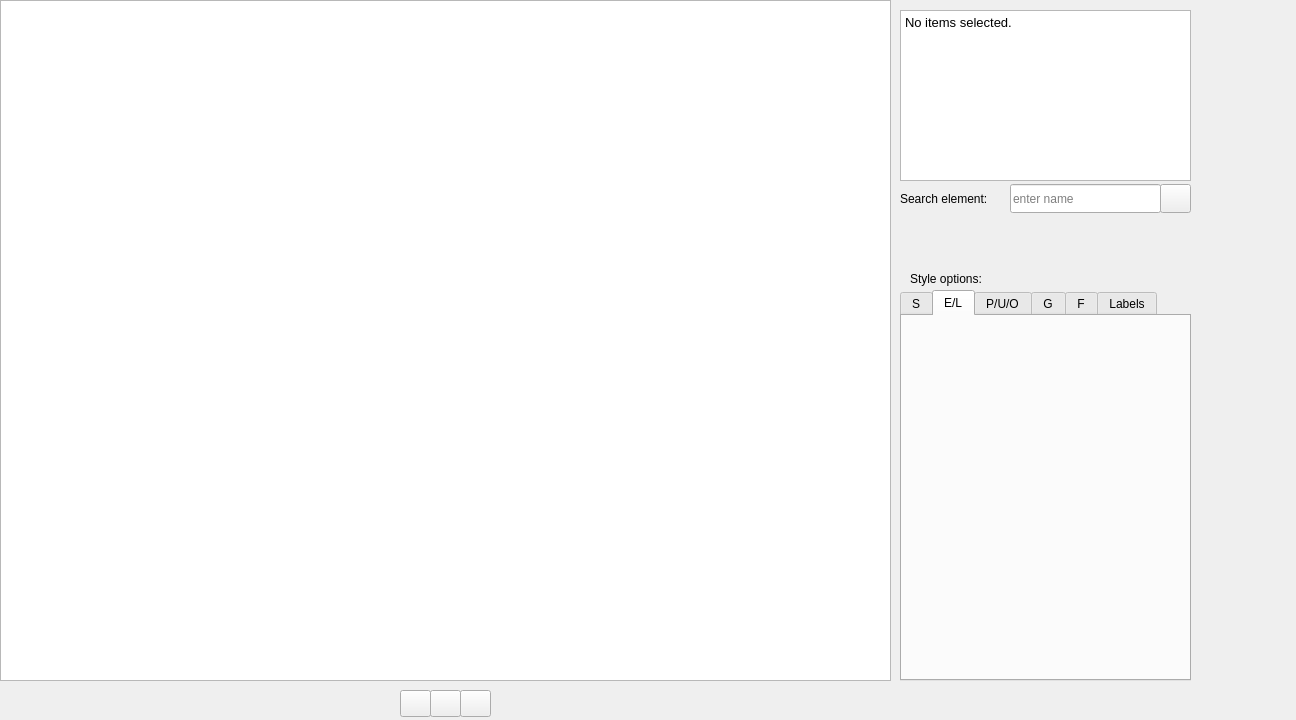
This is ui/graphwidget.ui in ggonnella/gfaviz as Qt 5 draws it before an edit. The edited form follows.
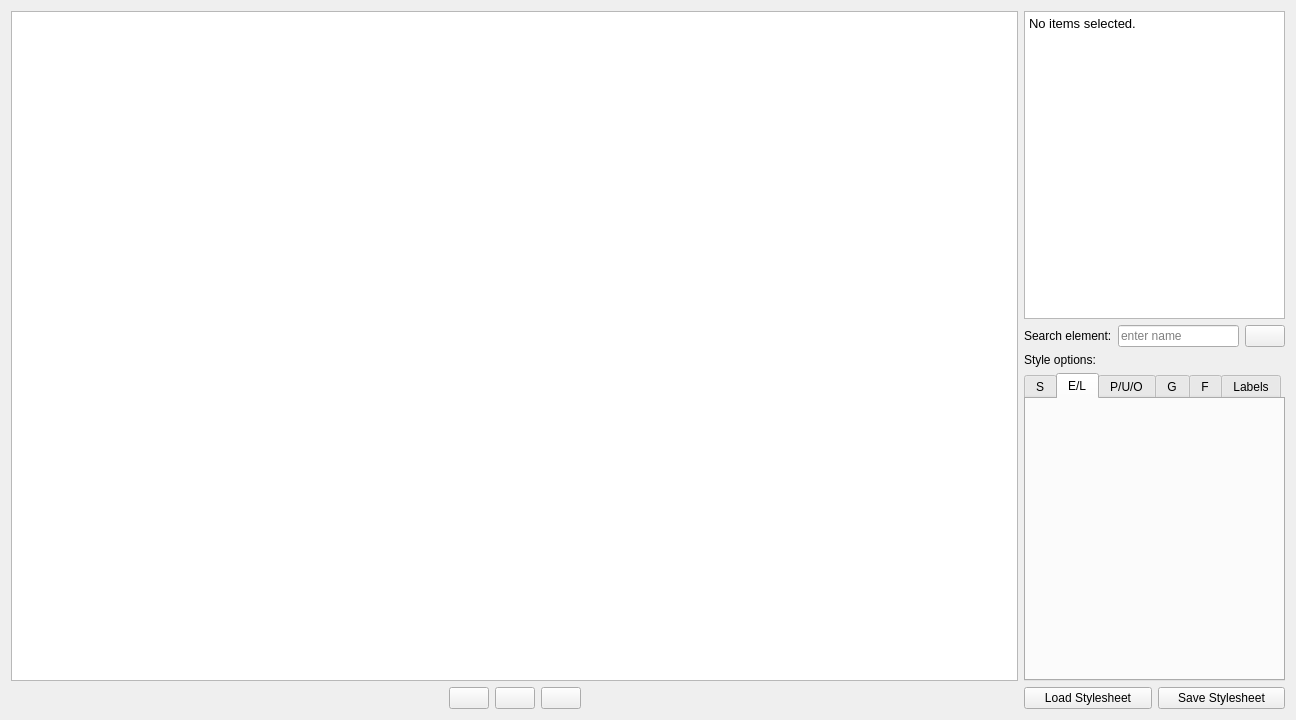
This is the edited form. Icons and pictures are not drawn.

```diff
--- a/ui/graphwidget.ui
+++ b/ui/graphwidget.ui
@@ -10,55 +10,25 @@
     <height>720</height>
    </rect>
   </property>
+  <property name="sizePolicy">
+   <sizepolicy hsizetype="Expanding" vsizetype="Expanding">
+    <horstretch>0</horstretch>
+    <verstretch>0</verstretch>
+   </sizepolicy>
+  </property>
   <property name="windowTitle">
    <string>Form</string>
   </property>
-  <widget class="QGraphicsView" name="vizCanvas">
-   <property name="geometry">
-    <rect>
-     <x>0</x>
-     <y>0</y>
-     <width>891</width>
-     <height>681</height>
-    </rect>
-   </property>
-  </widget>
-  <widget class="QPushButton" name="ButtonZoomIn">
-   <property name="geometry">
-    <rect>
-     <x>400</x>
-     <y>690</y>
-     <width>31</width>
-     <height>27</height>
-    </rect>
-   </property>
-   <property name="text">
-    <string/>
-   </property>
-   <property name="icon">
-    <iconset theme="zoom-in">
-     <normaloff/>
-    </iconset>
-   </property>
-   <property name="iconSize">
-    <size>
-     <width>16</width>
-     <height>16</height>
-    </size>
-   </property>
-   <property name="shortcut">
-    <string>Ctrl++</string>
-   </property>
-  </widget>
+  <layout class="QGridLayout" name="gridLayout_13" columnstretch="1,0">
+   <item row="0" column="0">
+    <layout class="QGridLayout" name="gridLayout_11">
+     <item row="1" column="0">
+      <widget class="QGraphicsView" name="vizCanvas"/>
+     </item>
+     <item row="2" column="0">
+      <layout class="QGridLayout" name="gridLayout_12">
+       <item row="0" column="2">
   <widget class="QPushButton" name="ButtonZoomOut">
-   <property name="geometry">
-    <rect>
-     <x>430</x>
-     <y>690</y>
-     <width>31</width>
-     <height>27</height>
-    </rect>
-   </property>
    <property name="text">
     <string/>
    </property>
@@ -77,15 +47,9 @@
     <string>Ctrl+-</string>
    </property>
   </widget>
+       </item>
+       <item row="0" column="3">
   <widget class="QPushButton" name="ButtonZoomDefault">
-   <property name="geometry">
-    <rect>
-     <x>460</x>
-     <y>690</y>
-     <width>31</width>
-     <height>27</height>
-    </rect>
-   </property>
    <property name="text">
     <string/>
    </property>
@@ -101,15 +65,62 @@
     </size>
    </property>
   </widget>
+       </item>
+       <item row="0" column="4">
+        <spacer name="horizontalSpacer_2">
+         <property name="orientation">
+          <enum>Qt::Horizontal</enum>
+         </property>
+         <property name="sizeHint" stdset="0">
+          <size>
+           <width>40</width>
+           <height>20</height>
+          </size>
+         </property>
+        </spacer>
+       </item>
+       <item row="0" column="1">
+        <widget class="QPushButton" name="ButtonZoomIn">
+         <property name="text">
+          <string/>
+         </property>
+         <property name="icon">
+          <iconset theme="zoom-in">
+           <normaloff/>
+          </iconset>
+         </property>
+         <property name="iconSize">
+          <size>
+           <width>16</width>
+           <height>16</height>
+          </size>
+         </property>
+         <property name="shortcut">
+          <string>Ctrl++</string>
+         </property>
+        </widget>
+       </item>
+       <item row="0" column="0">
+        <spacer name="horizontalSpacer">
+         <property name="orientation">
+          <enum>Qt::Horizontal</enum>
+         </property>
+         <property name="sizeHint" stdset="0">
+          <size>
+           <width>40</width>
+           <height>20</height>
+          </size>
+         </property>
+        </spacer>
+       </item>
+      </layout>
+     </item>
+    </layout>
+   </item>
+   <item row="0" column="1">
+    <layout class="QGridLayout" name="gridLayout">
+     <item row="5" column="0">
   <widget class="QTabWidget" name="StyleTabWidget">
-   <property name="geometry">
-    <rect>
-     <x>900</x>
-     <y>290</y>
-     <width>291</width>
-     <height>391</height>
-    </rect>
-   </property>
    <property name="sizePolicy">
     <sizepolicy hsizetype="Expanding" vsizetype="Expanding">
      <horstretch>0</horstretch>
@@ -177,15 +188,27 @@
     </attribute>
    </widget>
   </widget>
+     </item>
+     <item row="6" column="0">
+      <layout class="QHBoxLayout" name="horizontalLayout">
+       <item>
+        <widget class="QPushButton" name="StyleLoadButton">
+         <property name="text">
+          <string>Load Stylesheet</string>
+         </property>
+        </widget>
+       </item>
+       <item>
+        <widget class="QPushButton" name="StyleSaveButton">
+         <property name="text">
+          <string>Save Stylesheet</string>
+         </property>
+        </widget>
+       </item>
+      </layout>
+     </item>
+     <item row="1" column="0">
   <widget class="QTextBrowser" name="selectionDisplay">
-   <property name="geometry">
-    <rect>
-     <x>900</x>
-     <y>10</y>
-     <width>291</width>
-     <height>171</height>
-    </rect>
-   </property>
    <property name="html">
     <string>&lt;!DOCTYPE HTML PUBLIC &quot;-//W3C//DTD HTML 4.0//EN&quot; &quot;http://www.w3.org/TR/REC-html40/strict.dtd&quot;&gt;
 &lt;html&gt;&lt;head&gt;&lt;meta name=&quot;qrichtext&quot; content=&quot;1&quot; /&gt;&lt;style type=&quot;text/css&quot;&gt;
@@ -194,54 +217,25 @@
 &lt;p style=&quot; margin-top:0px; margin-bottom:0px; margin-left:0px; margin-right:0px; -qt-block-indent:0; text-indent:0px;&quot;&gt;No items selected.&lt;/p&gt;&lt;/body&gt;&lt;/html&gt;</string>
    </property>
   </widget>
-  <widget class="QLabel" name="label">
-   <property name="geometry">
-    <rect>
-     <x>910</x>
-     <y>270</y>
-     <width>101</width>
-     <height>17</height>
-    </rect>
-   </property>
-   <property name="text">
-    <string>Style options:</string>
-   </property>
-  </widget>
-  <widget class="QLabel" name="label_2">
-   <property name="geometry">
-    <rect>
-     <x>900</x>
-     <y>190</y>
-     <width>121</width>
-     <height>17</height>
-    </rect>
-   </property>
-   <property name="text">
-    <string>Search element:</string>
-   </property>
-  </widget>
+     </item>
+     <item row="3" column="0">
+      <layout class="QGridLayout" name="gridLayout_14">
+       <item row="0" column="1">
   <widget class="QLineEdit" name="SearchName">
-   <property name="geometry">
-    <rect>
-     <x>1010</x>
-     <y>184</y>
-     <width>151</width>
-     <height>29</height>
-    </rect>
-   </property>
    <property name="placeholderText">
     <string>enter name</string>
    </property>
   </widget>
+       </item>
+       <item row="0" column="0">
+        <widget class="QLabel" name="label_2">
+         <property name="text">
+          <string>Search element:</string>
+         </property>
+        </widget>
+       </item>
+       <item row="0" column="2">
   <widget class="QPushButton" name="SearchButton">
-   <property name="geometry">
-    <rect>
-     <x>1160</x>
-     <y>184</y>
-     <width>31</width>
-     <height>29</height>
-    </rect>
-   </property>
    <property name="toolTip">
     <string>Add to selection</string>
    </property>
@@ -254,6 +248,19 @@
     </iconset>
    </property>
   </widget>
+       </item>
+      </layout>
+     </item>
+     <item row="4" column="0">
+      <widget class="QLabel" name="label">
+       <property name="text">
+        <string>Style options:</string>
+       </property>
+      </widget>
+     </item>
+    </layout>
+   </item>
+  </layout>
  </widget>
  <resources/>
  <connections/>
```
Lines whose indentation alone changed are shown as unchanged.
